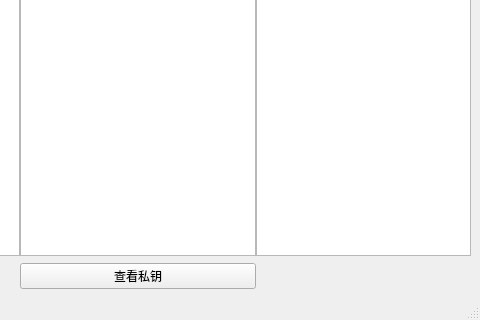
First picture: the form in mainwindow.ui, repository Tiankui-star/RSARSA, before the edit; both pictures show x 460 to 940 and y 137 to 457 of the 940 by 457 pixel window.
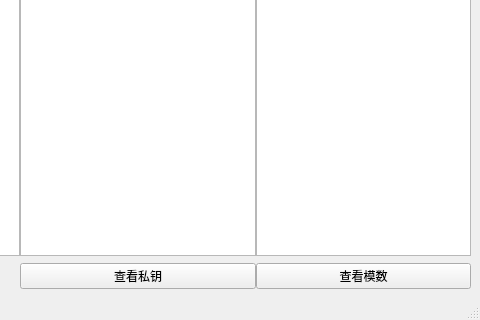
Second picture: the form after the edit.

```diff
--- a/mainwindow.ui
+++ b/mainwindow.ui
@@ -87,6 +87,13 @@
         </property>
        </widget>
       </item>
+      <item row="3" column="3" colspan="2">
+       <widget class="QPushButton" name="pushButton_getmod">
+        <property name="text">
+         <string>查看模数</string>
+        </property>
+       </widget>
+      </item>
      </layout>
     </item>
    </layout>
```
